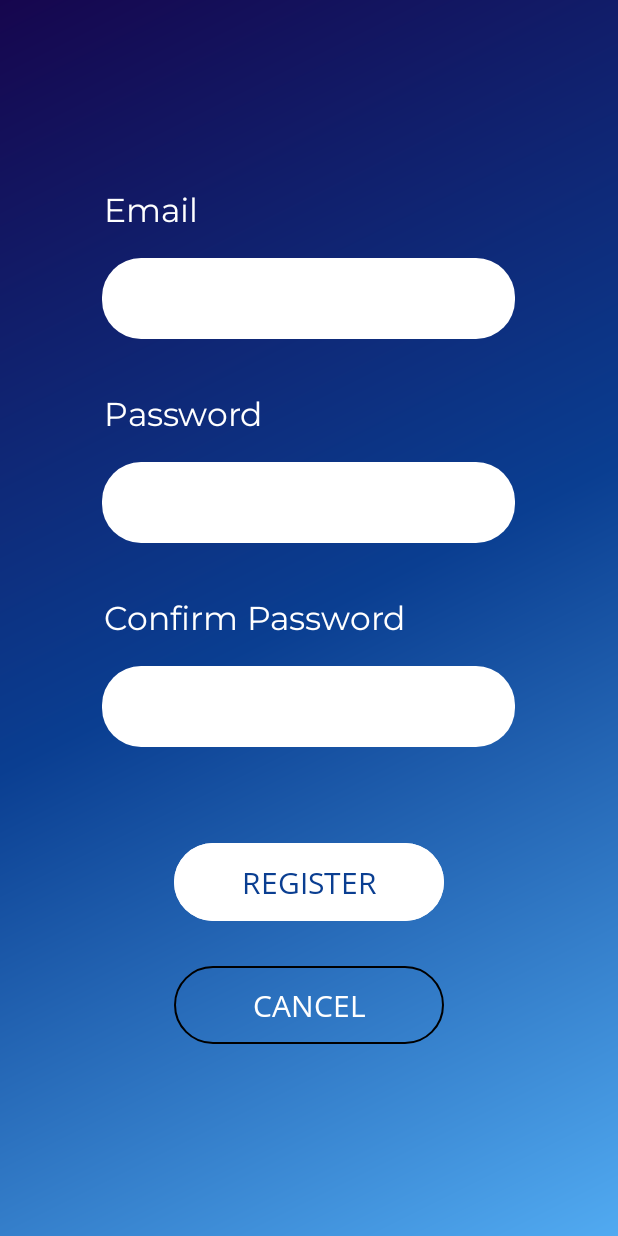
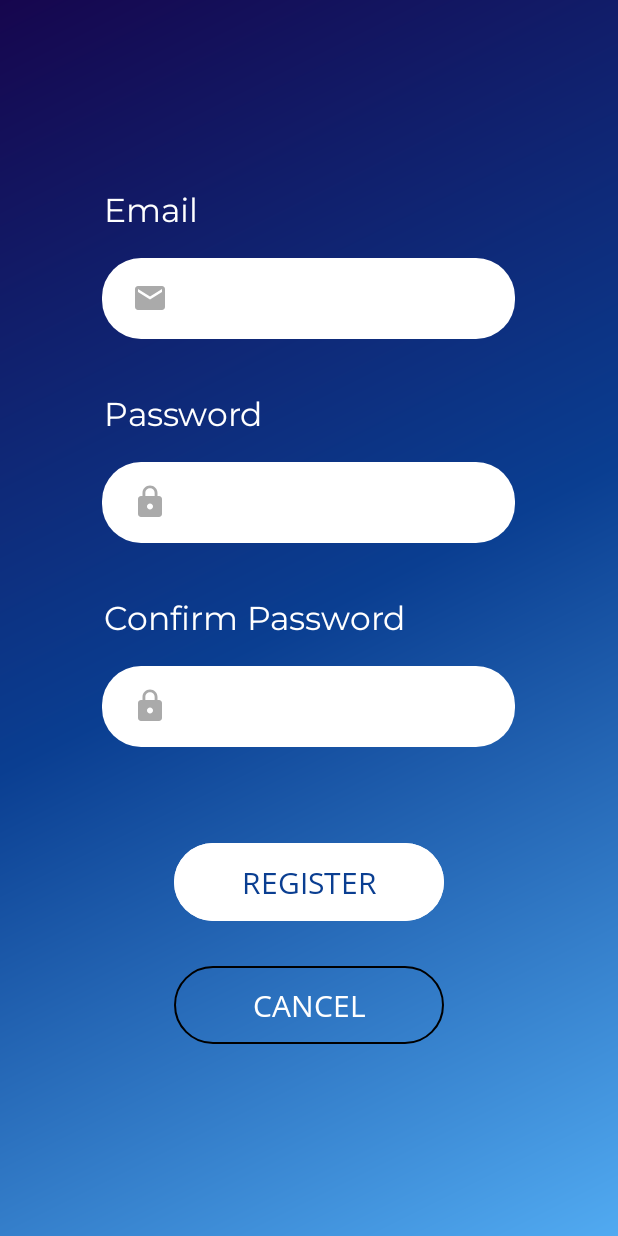
Before and after one commit to VSen910/Room-Booking-App, an Android app: the RegisterActivity screen opened directly, with no data from a screen before it, on a phone screen of 412 x 824 dp. Run offline under Robolectric (Android 15) with nearby library versions, the phone set to English and light mode, and no system bars.

Commit message:
Added drawable icons in Edit texts

```diff
--- /dev/null
+++ b/app/src/main/res/drawable/ic_lock.xml
@@ -0,0 +1,5 @@
+<vector android:height="24dp" android:tint="#AAAAAA"
+    android:viewportHeight="24" android:viewportWidth="24"
+    android:width="24dp" xmlns:android="http://schemas.android.com/apk/res/android">
+    <path android:fillColor="@android:color/white" android:pathData="M18,8h-1L17,6c0,-2.76 -2.24,-5 -5,-5S7,3.24 7,6v2L6,8c-1.1,0 -2,0.9 -2,2v10c0,1.1 0.9,2 2,2h12c1.1,0 2,-0.9 2,-2L20,10c0,-1.1 -0.9,-2 -2,-2zM12,17c-1.1,0 -2,-0.9 -2,-2s0.9,-2 2,-2 2,0.9 2,2 -0.9,2 -2,2zM15.1,8L8.9,8L8.9,6c0,-1.71 1.39,-3.1 3.1,-3.1 1.71,0 3.1,1.39 3.1,3.1v2z"/>
+</vector>
--- a/app/src/main/res/layout/activity_login.xml
+++ b/app/src/main/res/layout/activity_login.xml
@@ -29,6 +29,8 @@
         android:layout_marginTop="18dp"
         android:paddingStart="20dp"
         android:paddingEnd="20dp"
+        android:drawableStart="@drawable/ic_email"
+        android:drawablePadding="10dp"
         android:singleLine="true"
         android:background="@drawable/edittext_design"
         tools:ignore="SpeakableTextPresentCheck,SpeakableTextPresentCheck" />
@@ -55,6 +57,8 @@
         android:layout_marginTop="18dp"
         android:paddingStart="20dp"
         android:paddingEnd="20dp"
+        android:drawableStart="@drawable/ic_lock"
+        android:drawablePadding="10dp"
         android:singleLine="true"
         android:background="@drawable/edittext_design"
         android:inputType="textPassword"
@@ -63,12 +67,12 @@
 
     <com.google.android.material.button.MaterialButton
         android:id="@+id/login_2"
+        style="@style/Widget.Material3.Button"
         android:layout_width="180dp"
         android:layout_height="60dp"
         android:layout_below="@+id/passwordbox"
         android:layout_centerInParent="true"
         android:layout_marginTop="40dp"
-        style="@style/Widget.Material3.Button"
         android:backgroundTint="@color/white"
         android:fontFamily="@font/opensans_regular"
         android:text="LOGIN"
--- a/app/src/main/res/layout/activity_register.xml
+++ b/app/src/main/res/layout/activity_register.xml
@@ -29,6 +29,8 @@
         android:layout_marginTop="18dp"
         android:paddingStart="20dp"
         android:paddingEnd="20dp"
+        android:drawableStart="@drawable/ic_email"
+        android:drawablePadding="10dp"
         android:singleLine="true"
         android:background="@drawable/edittext_design"
         tools:ignore="SpeakableTextPresentCheck" />
@@ -55,6 +57,8 @@
         android:layout_marginTop="18dp"
         android:paddingStart="20dp"
         android:paddingEnd="20dp"
+        android:drawableStart="@drawable/ic_lock"
+        android:drawablePadding="10dp"
         android:singleLine="true"
         android:background="@drawable/edittext_design"
         android:inputType="textPassword"
@@ -82,6 +86,8 @@
         android:layout_marginTop="18dp"
         android:paddingStart="20dp"
         android:paddingEnd="20dp"
+        android:drawableStart="@drawable/ic_lock"
+        android:drawablePadding="10dp"
         android:singleLine="true"
         android:background="@drawable/edittext_design"
         android:inputType="textPassword"
--- a/app/src/main/res/layout/login.xml
+++ /dev/null
@@ -1,6 +0,0 @@
-<?xml version="1.0" encoding="utf-8"?>
-<androidx.constraintlayout.widget.ConstraintLayout xmlns:android="http://schemas.android.com/apk/res/android"
-    android:layout_width="match_parent"
-    android:layout_height="match_parent">
-
-</androidx.constraintlayout.widget.ConstraintLayout>
```
